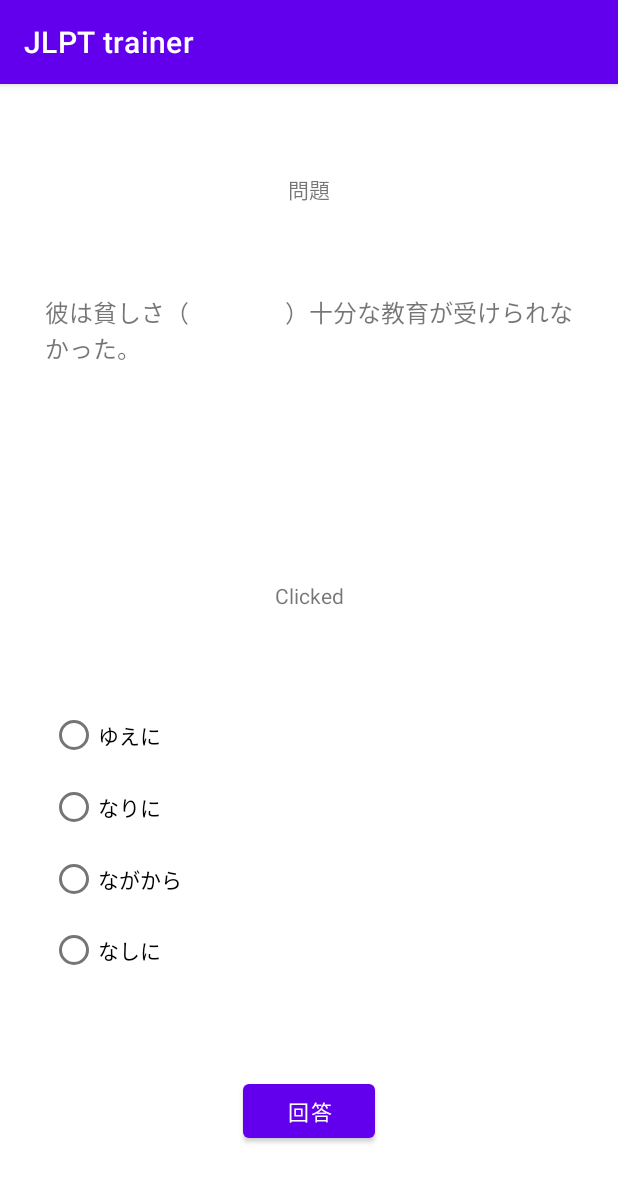
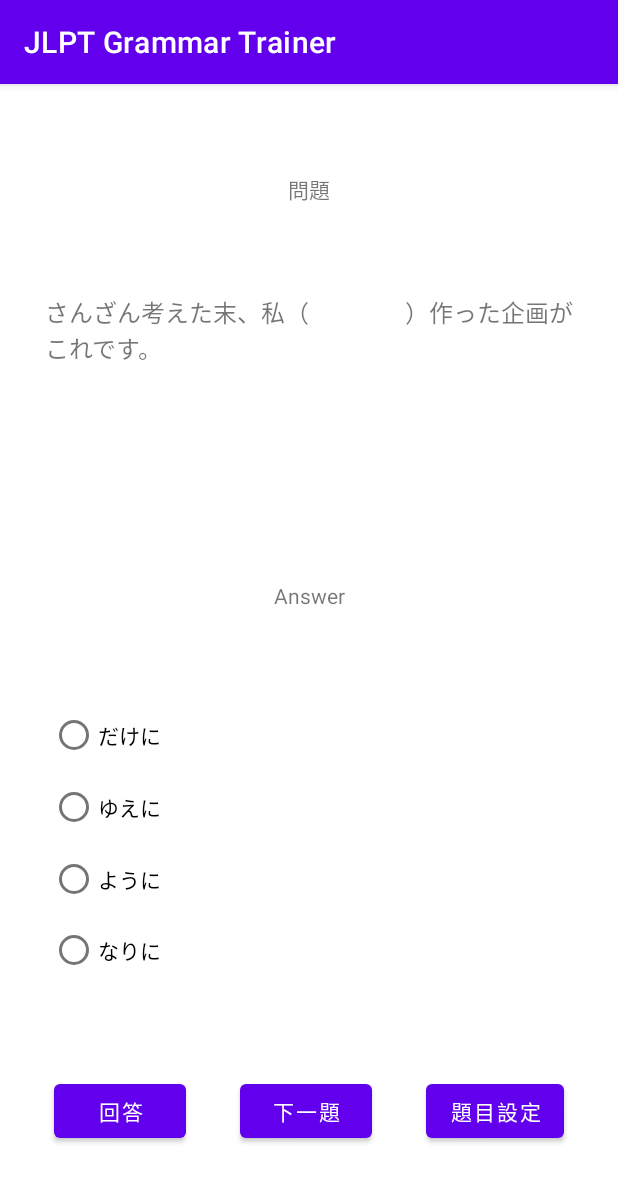
Before and after one commit to neojou/AndroidApp, an Android app: the screen it shows after launch (TestActivity), after a tap on "回答", on a phone screen of 412 x 824 dp. Shown: the top 1182 px of the screen. Run offline under Robolectric (Android 15) with nearby library versions, the phone set to English and light mode, and no system bars.

Commit message:
JLPTTrainer v0.05 multiple buttons
Set multiple buttons to one common listener

Signed-off-by: neojou <neojou@gmail.com>

```diff
--- a/JLPTtrainer/app/src/main/java/com/nj/jlpttrainer/Question.java
+++ b/JLPTtrainer/app/src/main/java/com/nj/jlpttrainer/Question.java
@@ -39,7 +39,7 @@ public class Question {
         answers[4] = "それにひきかえ";
         right_choice = 2;
     }
-*/
+
 
     public void generate_question() {
         question = "彼は貧しさ（　　　　）十分な教育が受けられなかった。";
@@ -49,4 +49,17 @@ public class Question {
         answers[4] = "なしに";
         right_choice = 1;
     }
+
+     */
+
+    public void generate_question() {
+        question = "さんざん考えた末、私（　　　　）作った企画がこれです。";
+        answers[1] = "だけに";
+        answers[2] = "ゆえに";
+        answers[3] = "ように";
+        answers[4] = "なりに";
+        right_choice = 4;
+    }
+
+
 };
--- a/JLPTtrainer/app/src/main/java/com/nj/jlpttrainer/TestActivity.java
+++ b/JLPTtrainer/app/src/main/java/com/nj/jlpttrainer/TestActivity.java
@@ -17,7 +17,10 @@ public class TestActivity extends MainActivity
     Button choice2;
     Button choice3;
     Button choice4;
-    Button buttonAnswer;
+    Button button_answer;
+    Button button_next;
+    Button button_setting;
+
 
     @Override
     protected void onCreate(Bundle savedInstanceState) {
@@ -58,12 +61,26 @@ public class TestActivity extends MainActivity
     }
 
     private void set_button_click_listener(Question q) {
-        buttonAnswer = (Button)findViewById(R.id.button_answer);
-        buttonAnswer.setOnClickListener(this);
+        button_answer = (Button)findViewById(R.id.button_answer);
+        button_answer.setOnClickListener(this);
+        button_next = (Button)findViewById(R.id.button_next);
+        button_next.setOnClickListener(this);
+        button_setting = (Button)findViewById(R.id.button_setting);
+        button_setting.setOnClickListener(this);
     }
 
     @Override
     public void onClick(View view) {
-        choice_title.setText("Clicked");
+        switch (view.getId()) {
+            case R.id.button_answer:
+                choice_title.setText("Answer");
+                break;
+            case R.id.button_next:
+                choice_title.setText("Next");
+                break;
+            case R.id.button_setting:
+                choice_title.setText("Setting");
+                break;
+        }
     }
 }
--- a/JLPTtrainer/app/src/main/res/layout/activity_main.xml
+++ b/JLPTtrainer/app/src/main/res/layout/activity_main.xml
@@ -69,21 +69,54 @@
             android:layout_height="wrap_content" />
     </RadioGroup>
 
-    <Button
-        android:id="@+id/button_answer"
-        android:layout_width="wrap_content"
+    <androidx.constraintlayout.widget.ConstraintLayout
+        android:id="@+id/button_layout"
+        android:layout_width="match_parent"
         android:layout_height="wrap_content"
-        android:text="@string/button_answer"
- />
+        android:orientation="horizontal"
+        tools:context=".MainActivity"
+       >
 
+        <Button
+            android:id="@+id/button_answer"
+            android:layout_width="wrap_content"
+            android:layout_height="wrap_content"
+            android:text="@string/button_answer"
+            app:layout_constraintEnd_toStartOf="@+id/button_next"
+            app:layout_constraintHorizontal_bias="0.5"
+            app:layout_constraintHorizontal_chainStyle="spread"
+            app:layout_constraintStart_toStartOf="parent"
+            />
+
+        <Button
+            android:id="@+id/button_next"
+            android:layout_width="wrap_content"
+            android:layout_height="wrap_content"
+            android:text="@string/button_next"
+            app:layout_constraintEnd_toStartOf="@+id/button_setting"
+            app:layout_constraintHorizontal_bias="0.5"
+            app:layout_constraintStart_toEndOf="@+id/button_answer"
+            />
+
+        <Button
+            android:id="@+id/button_setting"
+            android:layout_width="wrap_content"
+            android:layout_height="wrap_content"
+            android:text="@string/button_setting"
+            app:layout_constraintEnd_toEndOf="parent"
+            app:layout_constraintHorizontal_bias="0.5"
+            app:layout_constraintStart_toEndOf="@+id/button_next"
+            />
+
+    </androidx.constraintlayout.widget.ConstraintLayout>
 
     <androidx.constraintlayout.helper.widget.Flow
-        android:id="@+id/flow"
+        android:id="@+id/screen_flow"
         android:layout_width="0dp"
         android:layout_height="match_parent"
         android:orientation="vertical"
         app:constraint_referenced_ids="question_title, question_content,
-             choice_title, answers,button_answer"
+             choice_title, answers,button_layout"
         app:flow_horizontalAlign="center"
         app:flow_verticalAlign="bottom"
         app:flow_verticalStyle="spread"
--- a/JLPTtrainer/app/src/main/res/values/strings.xml
+++ b/JLPTtrainer/app/src/main/res/values/strings.xml
@@ -1,6 +1,8 @@
 <resources>
-    <string name="app_name">JLPT trainer</string>
+    <string name="app_name">JLPT Grammar Trainer</string>
     <string name="question_title">問題</string>
     <string name="choice_title">選擇</string>
     <string name="button_answer">回答</string>
+    <string name="button_next">下一題</string>
+    <string name="button_setting">題目設定</string>
 </resources>
```
